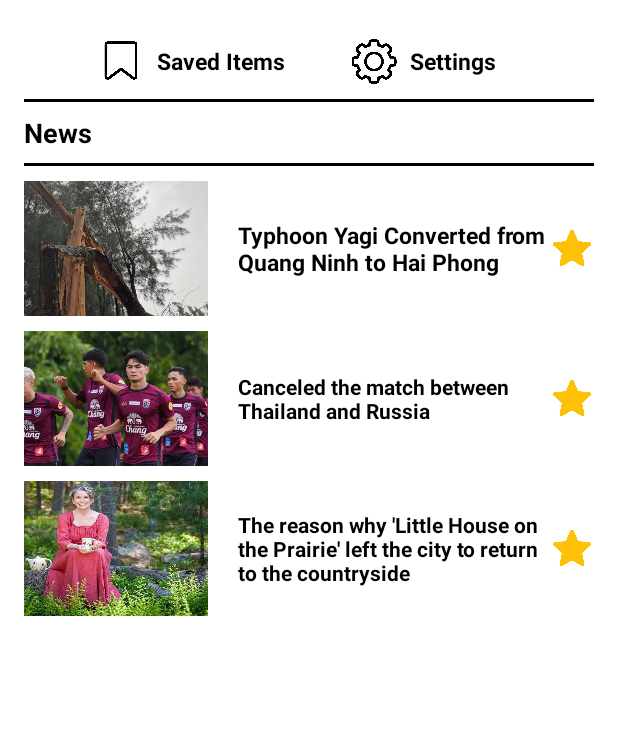
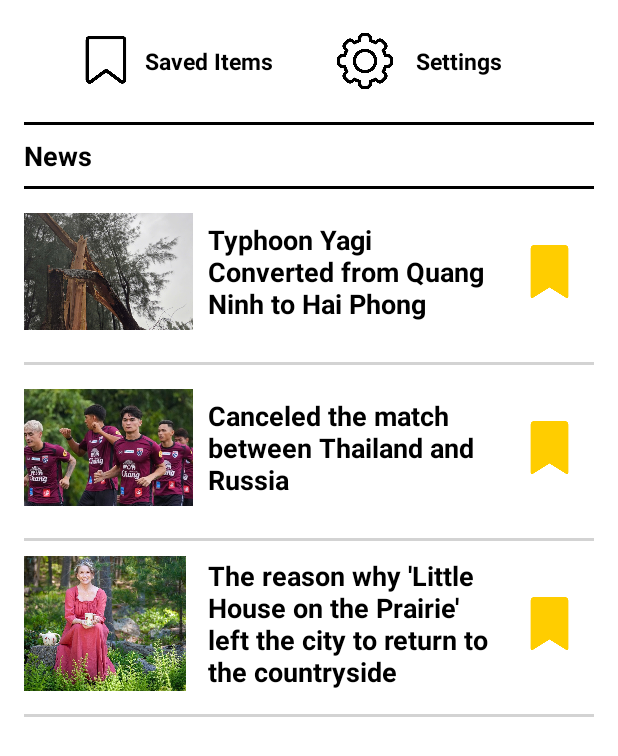
Before and after one commit to giapminh146/online_news_reader, an Android app: the screen it shows after launch (NewsActivity), on a phone screen of 412 x 824 dp. Shown: the top 756 px of the screen. Run offline under Robolectric (Android 15) with nearby library versions, the phone set to English and light mode, and no system bars.

Commit message:
fix some button and make it easier to see

```diff
--- a/online_news_reader/app/src/main/res/layout/more_fragment.xml
+++ b/online_news_reader/app/src/main/res/layout/more_fragment.xml
@@ -1,6 +1,5 @@
 <?xml version="1.0" encoding="utf-8"?>
 <LinearLayout xmlns:android="http://schemas.android.com/apk/res/android"
-    xmlns:tools="http://schemas.android.com/tools"
     android:orientation="vertical"
     android:layout_width="match_parent"
     android:layout_height="match_parent"
@@ -15,12 +14,13 @@
         android:layout_gravity="center">
 
         <ImageButton
-            android:layout_width="44dp"
-            android:layout_height="30dp"
+            android:layout_width="48dp"
+            android:layout_height="48dp"
             android:contentDescription="@string/bookmark"
             android:src="@drawable/bookmark"
             android:layout_marginStart="20dp"
             android:scaleType="fitCenter"
+            android:padding="5dp"
             android:background="@null">
         </ImageButton>
 
@@ -31,18 +31,19 @@
             android:text="@string/saved_items"
             android:textSize="15sp"
             android:textStyle="bold"
-            android:textColor="@color/black"
+            android:textColor="#000000"
             android:layout_gravity="center"
             android:layout_marginEnd="15dp"
             android:padding="2dp" />
 
         <ImageButton
-            android:layout_width="44dp"
-            android:layout_height="30dp"
+            android:layout_width="48dp"
+            android:layout_height="48dp"
             android:contentDescription="@string/setting"
             android:src="@drawable/settings"
             android:layout_marginStart="20dp"
             android:scaleType="fitCenter"
+            android:padding="5dp"
             android:background="@null">
         </ImageButton>
 
@@ -55,13 +56,14 @@
             android:textColor="@color/black"
             android:layout_gravity="center"
             android:layout_marginEnd="40dp"
-            android:padding="2dp" >
+            android:padding="10dp" >
         </TextView>
     </LinearLayout>
 
     <View
         android:layout_width="match_parent"
         android:layout_height="2dp"
+        android:layout_marginTop="15dp"
         android:background="@color/black" />
 
     <!-- Scrollable menu section -->
@@ -105,35 +107,41 @@
                     android:gravity="center">
 
                     <ImageView
-                        android:layout_width="150dp"
+                        android:layout_width="130dp"
                         android:layout_height="90dp"
                         android:src="@drawable/first"
-                        android:scaleType="fitXY"
+                        android:scaleType="fitCenter"
                         android:contentDescription="@string/first"
                         android:adjustViewBounds="true"
-                        android:layout_marginEnd="20dp" >
+                        android:layout_marginEnd="10dp" >
                     </ImageView>
 
                     <TextView
-                        android:id="@+id/israel_gaza_war"
-                        android:layout_width="wrap_content"
+                        android:layout_width="190dp"
                         android:layout_height="wrap_content"
                         android:textStyle="bold"
-                        android:textSize="15sp"
+                        android:textSize="18sp"
                         android:text="@string/typhoon_yagi_converted_from_quang_ninh_to_hai_phong"
                         android:textColor="@color/black"/>
 
-                    <ImageView
-                        android:layout_width="25dp"
-                        android:layout_height="25dp"
-                        android:layout_marginEnd="30dp"
+                    <ImageButton
+                        android:layout_width="75dp"
+                        android:layout_height="75dp"
                         android:adjustViewBounds="true"
-                        android:contentDescription="@string/first"
-                        android:scaleType="fitXY"
-                        android:src="@drawable/star"
-                        tools:ignore="ImageContrastCheck">
-                    </ImageView>
+                        android:layout_marginEnd="10dp"
+                        android:background="@null"
+                        android:contentDescription="@string/bookmark_1"
+                        android:scaleType="fitCenter"
+                        android:src="@drawable/bookmark_gold"
+                        android:padding="20dp">
+                    </ImageButton>
                 </LinearLayout>
+
+                <View
+                    android:layout_width="match_parent"
+                    android:layout_height="2dp"
+                    android:layout_marginTop="15dp"
+                    android:background="#D3D3D3" />
 
                 <LinearLayout
                     android:layout_width="match_parent"
@@ -143,35 +151,41 @@
                     android:layout_marginTop="10dp">
 
                     <ImageView
-                        android:layout_width="150dp"
+                        android:layout_width="130dp"
                         android:layout_height="90dp"
                         android:src="@drawable/second"
                         android:contentDescription="@string/second"
-                        android:scaleType="fitXY"
+                        android:scaleType="fitCenter"
                         android:adjustViewBounds="true"
-                        android:layout_marginEnd="20dp" >
+                        android:layout_marginEnd="10dp" >
                     </ImageView>
 
                     <TextView
-                        android:id="@+id/war_in_ukraine"
-                        android:layout_width="wrap_content"
+                        android:layout_width="190dp"
                         android:layout_height="wrap_content"
                         android:text="@string/canceled_the_match_between_thailand_and_russia"
                         android:textColor="@color/black"
-                        android:textStyle="bold"
-                        android:paddingVertical="8dp" />
+                        android:textSize="18sp"
+                        android:textStyle="bold" />
 
                     <ImageView
-                        android:layout_width="25dp"
-                        android:layout_height="25dp"
-                        android:layout_marginEnd="30dp"
+                        android:layout_width="75dp"
+                        android:layout_height="75dp"
+                        android:layout_marginEnd="10dp"
                         android:adjustViewBounds="true"
-                        android:contentDescription="@string/star"
-                        android:scaleType="fitXY"
-                        android:src="@drawable/star"
-                        tools:ignore="ImageContrastCheck">
+                        android:contentDescription="@string/bookmark_2"
+                        android:scaleType="fitCenter"
+                        android:background="@null"
+                        android:src="@drawable/bookmark_gold"
+                        android:padding="20dp">
                     </ImageView>
                 </LinearLayout>
+
+                <View
+                    android:layout_width="match_parent"
+                    android:layout_height="2dp"
+                    android:layout_marginTop="15dp"
+                    android:background="#D3D3D3" />
 
                 <LinearLayout
                     android:layout_width="match_parent"
@@ -181,35 +195,41 @@
                     android:layout_marginTop="10dp">
 
                     <ImageView
-                        android:layout_width="150dp"
+                        android:layout_width="130dp"
                         android:layout_height="90dp"
                         android:src="@drawable/third"
                         android:contentDescription="@string/third"
-                        android:scaleType="fitXY"
+                        android:scaleType="fitCenter"
                         android:adjustViewBounds="true"
-                        android:layout_marginEnd="20dp" >
+                        android:layout_marginEnd="10dp" >
                     </ImageView>
 
                     <TextView
-                        android:id="@+id/region_uk"
-                        android:layout_width="wrap_content"
+                        android:layout_width="190dp"
                         android:layout_height="wrap_content"
+                        android:textSize="18sp"
                         android:text="@string/the_reason_why_little_house_on_the_prairie_left_the_city_to_return_to_the_countryside"
-                        android:paddingVertical="8dp"
                         android:textColor="@color/black"
                         android:textStyle="bold"/>
 
-                    <ImageView
-                        android:layout_width="25dp"
-                        android:layout_height="25dp"
-                        android:layout_marginEnd="30dp"
-                        android:adjustViewBounds="true"
-                        android:contentDescription="@string/star"
-                        android:scaleType="fitXY"
-                        android:src="@drawable/star"
-                        tools:ignore="ImageContrastCheck">
-                    </ImageView>
+                    <ImageButton
+                        android:layout_width="75dp"
+                        android:layout_height="75dp"
+                        android:layout_marginEnd="10dp"
+                        android:contentDescription="@string/bookmark_3"
+                        android:scaleType="fitCenter"
+                        android:background="@null"
+                        android:src="@drawable/bookmark_gold"
+                        android:padding="20dp">
+                    </ImageButton>
                 </LinearLayout>
+
+                <View
+                    android:layout_width="match_parent"
+                    android:layout_height="2dp"
+                    android:layout_marginTop="15dp"
+                    android:background="#D3D3D3" />
+
             </LinearLayout>
         </LinearLayout>
     </ScrollView>
--- a/online_news_reader/app/src/main/res/values/strings.xml
+++ b/online_news_reader/app/src/main/res/values/strings.xml
@@ -1,6 +1,6 @@
 <resources>
     <string name="app_name">Online News Reader</string>
-    <string name="bookmark">BookMark</string>
+    <string name="bookmark">book mark</string>
     <string name="setting">Setting</string>
     <string name="canceled_the_match_between_thailand_and_russia">Canceled the match between Thailand and Russia</string>
     <string name="settings">Settings</string>
@@ -12,4 +12,7 @@
     <string name="star">star\n</string>
     <string name="second">second</string>
     <string name="third">third</string>
+    <string name="bookmark_1" >bookmark 1</string>
+    <string name="bookmark_2" >bookmark 2 </string>
+    <string name="bookmark_3" >bookmark 3 </string>
 </resources>
```
Also changed, not shown: online_news_reader/app/src/main/res/drawable-hdpi/bookmark_gold.png.
